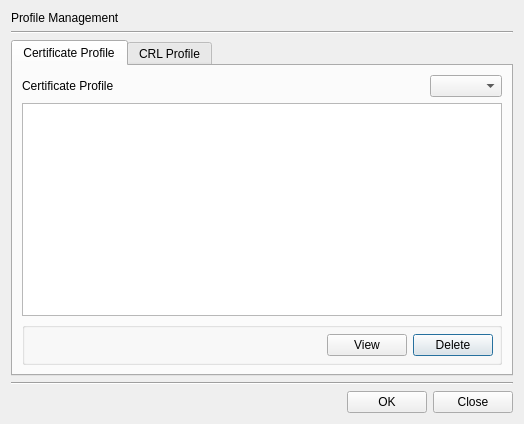
Above: CertMan/profile_man_dlg.ui from jykim74/CertMan before the change. Below: the same form after it.
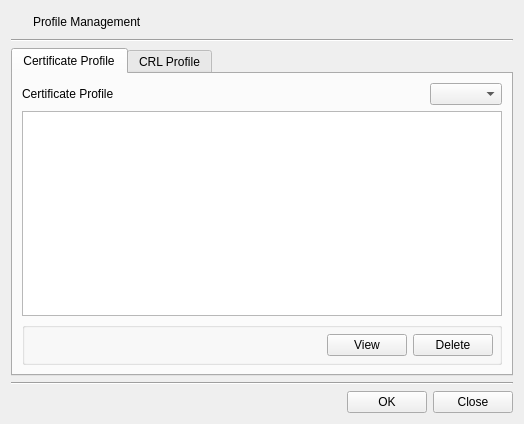
That is the form after the change. Icons and pictures are not drawn.

```diff
--- a/CertMan/profile_man_dlg.ui
+++ b/CertMan/profile_man_dlg.ui
@@ -15,11 +15,44 @@
   </property>
   <layout class="QVBoxLayout" name="verticalLayout">
    <item>
-    <widget class="QLabel" name="mTitleLabel">
-     <property name="text">
-      <string>Profile Management</string>
+    <layout class="QGridLayout" name="gridLayout_6">
+     <property name="topMargin">
+      <number>0</number>
      </property>
-    </widget>
+     <item row="0" column="1">
+      <widget class="QLabel" name="mTitleLabel">
+       <property name="text">
+        <string>Profile Management</string>
+       </property>
+      </widget>
+     </item>
+     <item row="0" column="0">
+      <widget class="QPushButton" name="pushButton">
+       <property name="minimumSize">
+        <size>
+         <width>16</width>
+         <height>0</height>
+        </size>
+       </property>
+       <property name="maximumSize">
+        <size>
+         <width>16</width>
+         <height>16777215</height>
+        </size>
+       </property>
+       <property name="text">
+        <string/>
+       </property>
+       <property name="icon">
+        <iconset resource="certman.qrc">
+         <normaloff>:/images/profile.png</normaloff>:/images/profile.png</iconset>
+       </property>
+       <property name="flat">
+        <bool>true</bool>
+       </property>
+      </widget>
+     </item>
+    </layout>
    </item>
    <item>
     <widget class="Line" name="line_2">
```
Left out of the diff: 4 changed lines with no effect on the pictures.
